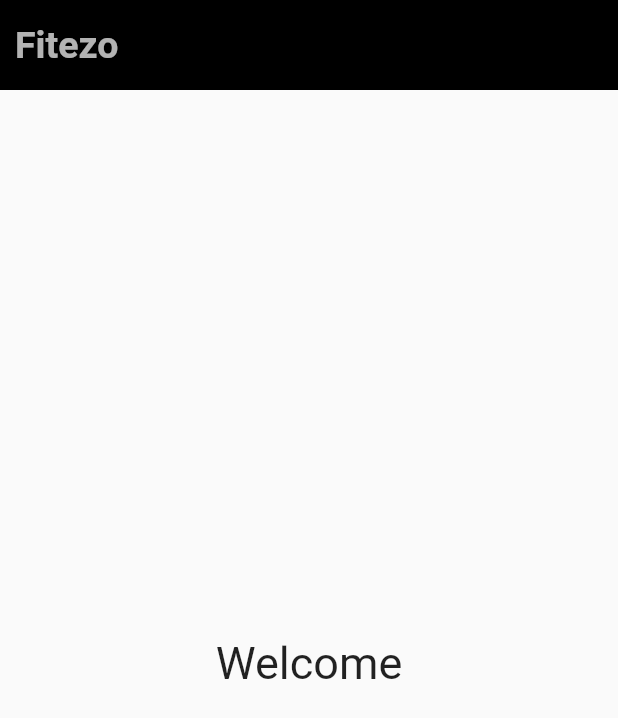
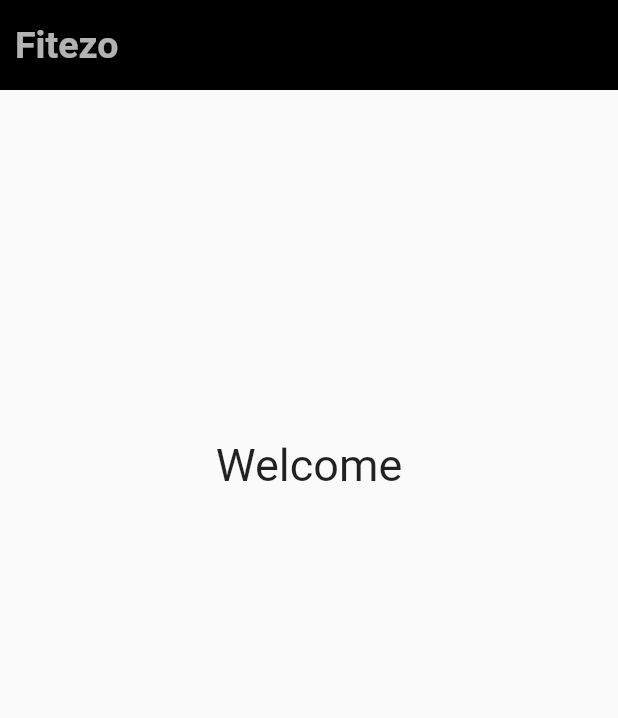
Before and after one commit to opencodeiiita/Fitezo, a Flutter app: the screen it shows after launch, on a phone screen of 412 x 824 dp. Shown: the top 718 px of the screen. Run offline on Flutter 3.47's test engine with Material 2 defaults, Android fonts, the phone set to English and light mode, and no system bars.

Commit message:
Just final touch before the next wave!

```diff
--- a/lib/main.dart
+++ b/lib/main.dart
@@ -39,9 +39,9 @@ class _myAppState extends State<myApp> {
                 ],
               ),
             ),
-            Expanded(
-              flex: 1,
-              child: Container(
+
+
+               Container(
                 width: double.infinity,
                 height: 500,
                 child: const Center(
@@ -50,7 +50,7 @@ class _myAppState extends State<myApp> {
                   style: TextStyle(fontSize: 30),
                 )),
               ),
-            ),
+
           ],
         )),
       ),
```
